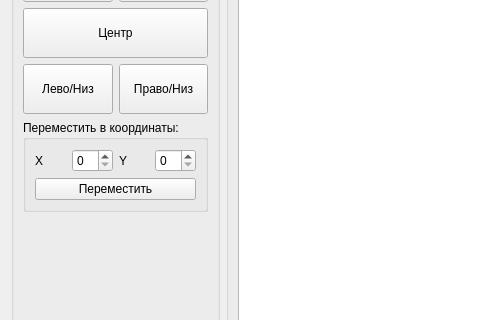
The window that lab_2/ui/c_signals_events_form.ui (drus454/PyQt) describes before a commit, drawn with Qt 5; both pictures show x 0 to 480 and y 88 to 408 of the 837 by 578 pixel window.
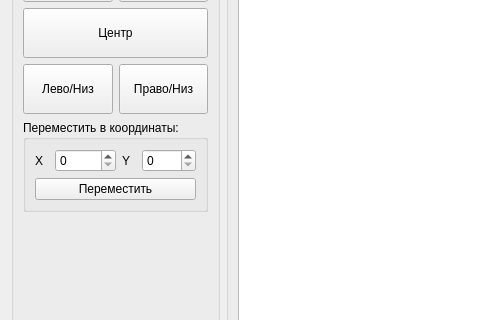
The same window after the commit.

What changed in the file:
```diff
--- a/lab_2/ui/c_signals_events_form.ui
+++ b/lab_2/ui/c_signals_events_form.ui
@@ -115,7 +115,11 @@
             </widget>
            </item>
            <item>
-            <widget class="QSpinBox" name="spinBoxX"/>
+            <widget class="QSpinBox" name="spinBoxX">
+             <property name="maximum">
+              <number>10000</number>
+             </property>
+            </widget>
            </item>
            <item>
             <widget class="QLabel" name="label_2">
@@ -125,7 +129,11 @@
             </widget>
            </item>
            <item>
-            <widget class="QSpinBox" name="spinBoxY"/>
+            <widget class="QSpinBox" name="spinBoxY">
+             <property name="maximum">
+              <number>1000</number>
+             </property>
+            </widget>
            </item>
           </layout>
          </item>
```
